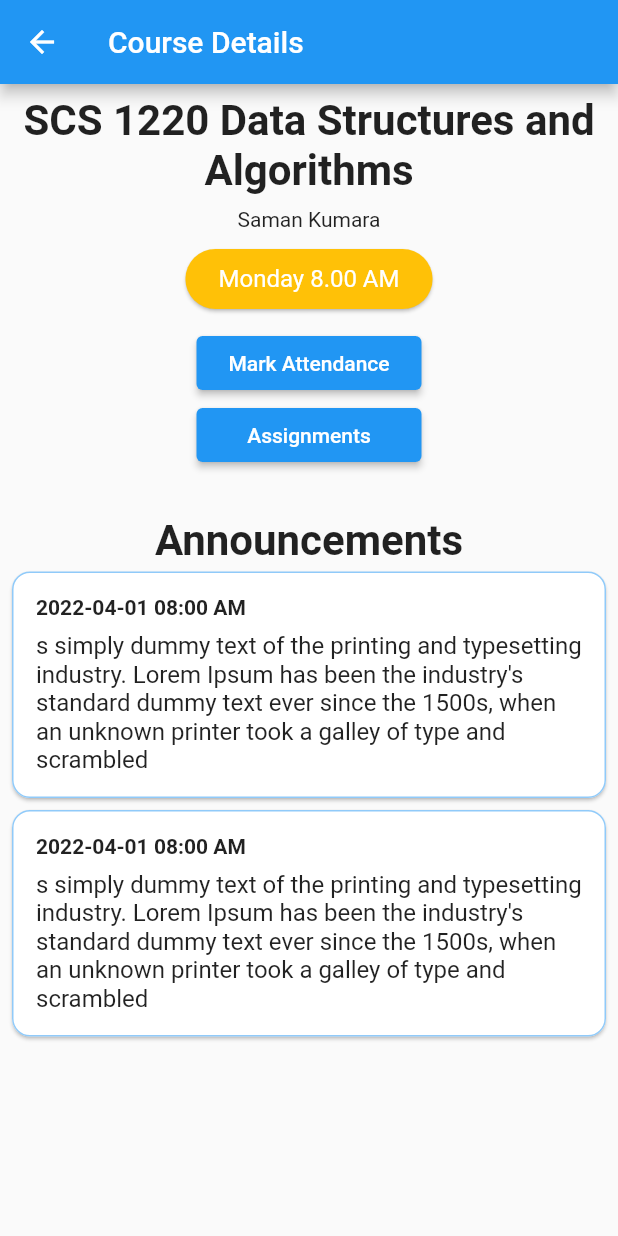
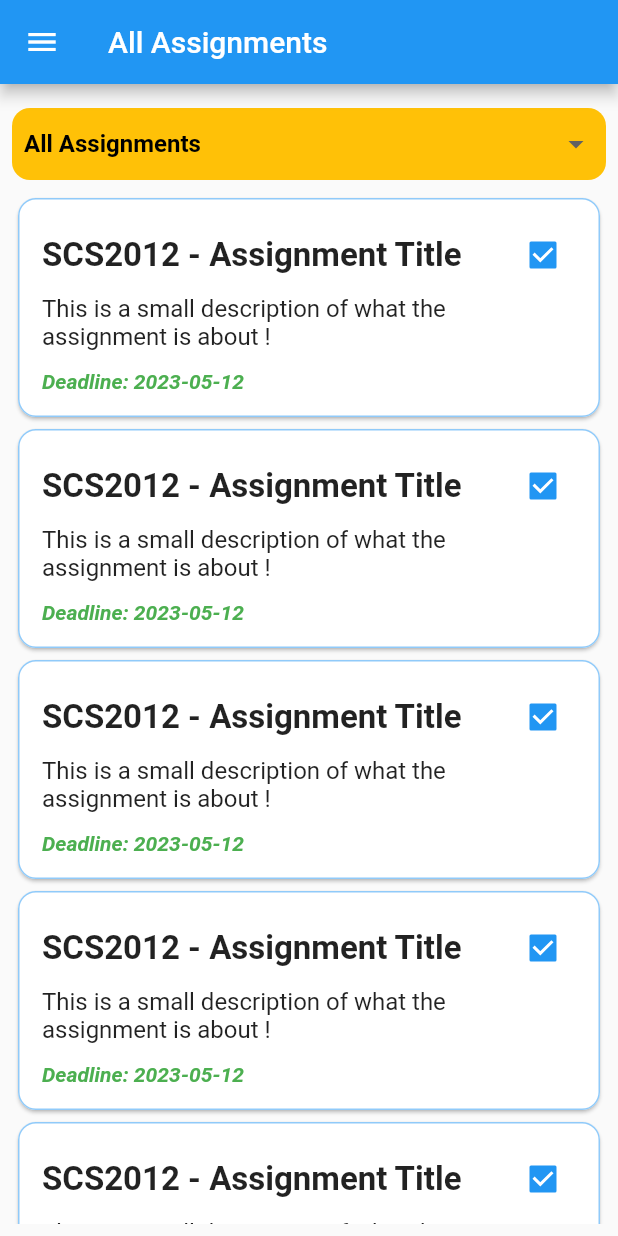
Before and after one commit to kulasinghet/unimate, a Flutter app: the StudentCourse screen opened directly, after a tap on "Assignments", on a phone screen of 412 x 824 dp. Run offline on Flutter 3.47's test engine with Material 2 defaults, Android fonts, the phone set to English and light mode, and no system bars.

Commit message:
Create assignment page UI

```diff
--- /dev/null
+++ b/lib/student/assingment.dart
@@ -0,0 +1,140 @@
+import 'package:flutter/material.dart';
+import 'package:unimate/student/student_drawer.dart';
+
+import 'course.dart';
+
+class StudentAssignment extends StatefulWidget {
+  const StudentAssignment({Key? key}) : super(key: key);
+
+  @override
+  State<StudentAssignment> createState() => _StudentAssignmentState();
+}
+
+class _StudentAssignmentState extends State<StudentAssignment> {
+  @override
+  Widget build(BuildContext context) {
+    String _selectedOption = 'Option 1';
+
+    return SafeArea(
+      child: Scaffold(
+        appBar: AppBar(
+          title: const Text("All Assignments"),
+        ),
+        drawer: const StudentDrawer(),
+        body: Padding(
+          padding: const EdgeInsets.all(8.0),
+          child: Column(
+            children: [
+              Padding(
+                padding: const EdgeInsets.only(top: 8.0),
+                child: Container(
+                  decoration: const BoxDecoration(
+                    color: Colors.amber,
+                    borderRadius: BorderRadius.all(Radius.circular(12)),
+                  ),
+                  width: double.infinity,
+                  child: Padding(
+                    padding: const EdgeInsets.only(
+                      left: 8.0,
+                      right: 8.0,
+                    ),
+                    child: DropdownButton<String>(
+                      dropdownColor: Colors.amber,
+                      isExpanded: true,
+                      value: 'All Assignments',
+                      icon: const Icon(Icons.arrow_drop_down),
+                      iconSize: 24,
+                      elevation: 16,
+                      style: const TextStyle(
+                          color: Colors.black,
+                          fontSize: 16,
+                          fontWeight: FontWeight.bold),
+                      underline: Container(
+                        height: 2,
+                        color: Colors.amber,
+                      ),
+                      onChanged: (String? newValue) {},
+                      items: <String>[
+                        'All Assignments',
+                        'Past Assignments',
+                        'Upcoming Assignments'
+                      ].map<DropdownMenuItem<String>>((String value) {
+                        return DropdownMenuItem<String>(
+                          value: value,
+                          child: Text(value),
+                        );
+                      }).toList(),
+                    ),
+                  ),
+                ),
+              ),
+              const SizedBox(height: 8),
+              Expanded(
+                child: ListView.builder(
+                  itemCount: 10,
+                  itemBuilder: (BuildContext context, int index) {
+                    return Card(
+                      elevation: 1,
+                      shape: RoundedRectangleBorder(
+                        side: BorderSide(
+                          color: Theme.of(context).colorScheme.background,
+                        ),
+                        borderRadius:
+                            const BorderRadius.all(Radius.circular(12)),
+                      ),
+                      child: Padding(
+                        padding: const EdgeInsets.all(16.0),
+                        child: Column(
+                          crossAxisAlignment: CrossAxisAlignment.stretch,
+                          children: [
+                            Row(
+                              mainAxisAlignment: MainAxisAlignment.spaceBetween,
+                              children: [
+                                const Text(
+                                  'SCS2012 - Assignment Title',
+                                  style: TextStyle(
+                                    fontSize: 22.0,
+                                    fontWeight: FontWeight.bold,
+                                  ),
+                                ),
+                                Checkbox(
+                                  value: true,
+                                  visualDensity: VisualDensity.comfortable,
+                                  onChanged: (bool? changed) {},
+                                )
+                              ],
+                            ),
+                            const SizedBox(
+                              height: 4.0,
+                            ),
+                            const Text(
+                              'This is a small description of what the assignment is about !',
+                              style: TextStyle(
+                                fontSize: 16.0,
+                              ),
+                            ),
+                            const SizedBox(
+                              height: 12.0,
+                            ),
+                            const Text(
+                              'Deadline: 2023-05-12',
+                              style: TextStyle(
+                                  fontSize: 14.0,
+                                  fontWeight: FontWeight.bold,
+                                  fontStyle: FontStyle.italic,
+                                  color: Colors.green),
+                            )
+                          ],
+                        ),
+                      ),
+                    );
+                  },
+                ),
+              ),
+            ],
+          ),
+        ),
+      ),
+    );
+  }
+}
--- a/lib/student/course.dart
+++ b/lib/student/course.dart
@@ -1,5 +1,6 @@
 import 'package:flutter/cupertino.dart';
 import 'package:flutter/material.dart';
+import 'package:unimate/student/assingment.dart';
 
 List<String> weekdays = [
   'Monday',
@@ -21,9 +22,10 @@ class _StudentCourseState extends State<StudentCourse> {
 
   @override
   Widget build(BuildContext context) {
-    return Scaffold(
+    return SafeArea(
+      child: Scaffold(
           appBar: AppBar(
-          title: Text("Course Details"),
+            title: const Text("Course Details"),
           ),
           body: Center(
             child: SizedBox(
@@ -69,16 +71,26 @@ class _StudentCourseState extends State<StudentCourse> {
                     SizedBox(
                       width: 150,
                       child: ElevatedButton(
-                        onPressed: () {}, child: const Text("Mark Attendance")),
+                        onPressed: () {
+                        },
+                        child: const Text("Mark Attendance"),
+                      ),
                     ),
                     SizedBox(
                       width: 150,
                       child: ElevatedButton(
-                        onPressed: () {}, child: const Text("Assignments")),
+                        onPressed: () {
+                          Navigator.of(context)
+                              .push(MaterialPageRoute(builder: (BuildContext context) {
+                            return const StudentAssignment();
+                          }));
+                        },
+                        child: const Text("Assignments"),
                       ),
-
-                  const SizedBox(height: 30,),
-
+                    ),
+                    const SizedBox(
+                      height: 30,
+                    ),
                     const Text(
                       'Announcements',
                       textAlign: TextAlign.center,
@@ -87,7 +99,6 @@ class _StudentCourseState extends State<StudentCourse> {
                         fontWeight: FontWeight.bold,
                       ),
                     ),
-
                     Column(
                       mainAxisAlignment: MainAxisAlignment.start,
                       children: [
@@ -99,7 +110,8 @@ class _StudentCourseState extends State<StudentCourse> {
                               side: BorderSide(
                                 color: Theme.of(context).colorScheme.background,
                               ),
-                            borderRadius: const BorderRadius.all(Radius.circular(12)),
+                              borderRadius:
+                                  const BorderRadius.all(Radius.circular(12)),
                             ),
                             child: Padding(
                               padding: const EdgeInsets.all(16.0),
@@ -132,7 +144,42 @@ class _StudentCourseState extends State<StudentCourse> {
                               side: BorderSide(
                                 color: Theme.of(context).colorScheme.background,
                               ),
-                            borderRadius: const BorderRadius.all(Radius.circular(12)),
+                              borderRadius:
+                                  const BorderRadius.all(Radius.circular(12)),
+                            ),
+                            child: Padding(
+                              padding: const EdgeInsets.all(16.0),
+                              child: Column(
+                                crossAxisAlignment: CrossAxisAlignment.stretch,
+                                children: const [
+                                  Text(
+                                    '2022-04-01 08:00 AM',
+                                    style: TextStyle(
+                                      fontWeight: FontWeight.bold,
+                                    ),
+                                  ),
+                                  SizedBox(height: 8.0),
+                                  Text(
+                                    "s simply dummy text of the printing and typesetting industry. Lorem Ipsum has been the industry's standard dummy text ever since the 1500s, when an unknown printer took a galley of type and scrambled",
+                                    style: TextStyle(
+                                      fontSize: 16.0,
+                                    ),
+                                  ),
+                                ],
+                              ),
+                            ),
+                          ),
+                        ),
+                        Padding(
+                          padding: const EdgeInsets.only(left: 4.0, right: 4.0),
+                          child: Card(
+                            elevation: 1,
+                            shape: RoundedRectangleBorder(
+                              side: BorderSide(
+                                color: Theme.of(context).colorScheme.background,
+                              ),
+                              borderRadius:
+                                  const BorderRadius.all(Radius.circular(12)),
                             ),
                             child: Padding(
                               padding: const EdgeInsets.all(16.0),
@@ -163,6 +210,7 @@ class _StudentCourseState extends State<StudentCourse> {
                 ),
               ),
             ),
-        ));
+          )),
+    );
   }
 }
```
Lines whose indentation alone changed are shown as unchanged.
